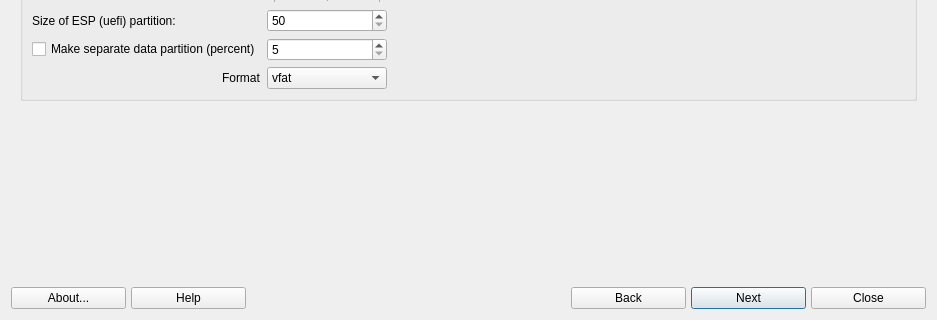
Above: mainwindow.ui from AdrianTM/mx-live-usb-maker before the change; both pictures show x 0 to 937 and y 469 to 789 of the 937 by 789 pixel window. Below: the same form after it.
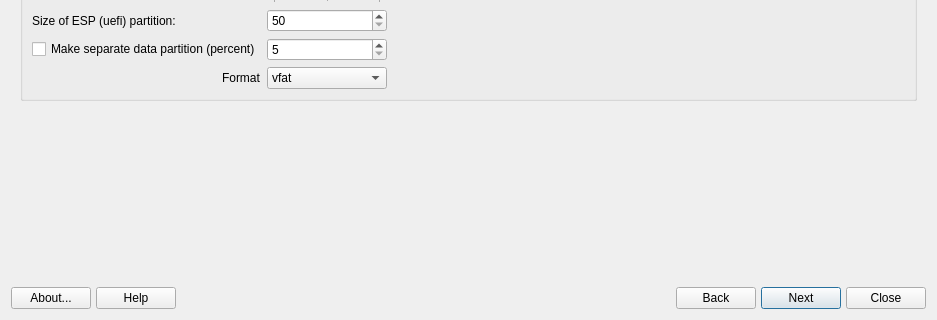
That is the form after the change. Icons and pictures are not drawn.

Commit message: adjust control file, change dependency on qt5base-dev

```diff
--- a/mainwindow.ui
+++ b/mainwindow.ui
@@ -66,7 +66,7 @@
         <enum>Qt::Horizontal</enum>
        </property>
        <property name="sizeType">
-        <enum>QSizePolicy::Minimum</enum>
+        <enum>QSizePolicy::Expanding</enum>
        </property>
        <property name="sizeHint" stdset="0">
         <size>
@@ -128,11 +128,11 @@
         <enum>Qt::Horizontal</enum>
        </property>
        <property name="sizeType">
-        <enum>QSizePolicy::Minimum</enum>
+        <enum>QSizePolicy::Expanding</enum>
        </property>
        <property name="sizeHint" stdset="0">
         <size>
-         <width>183</width>
+         <width>100</width>
          <height>20</height>
         </size>
        </property>
```
The commit also changes 2 other files.
